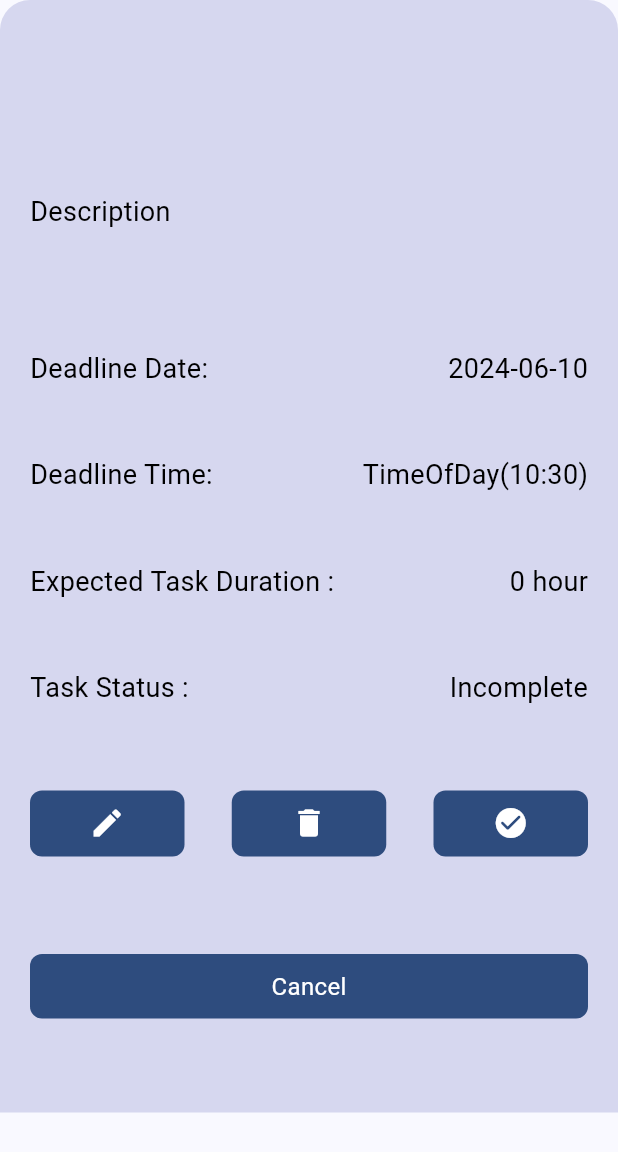
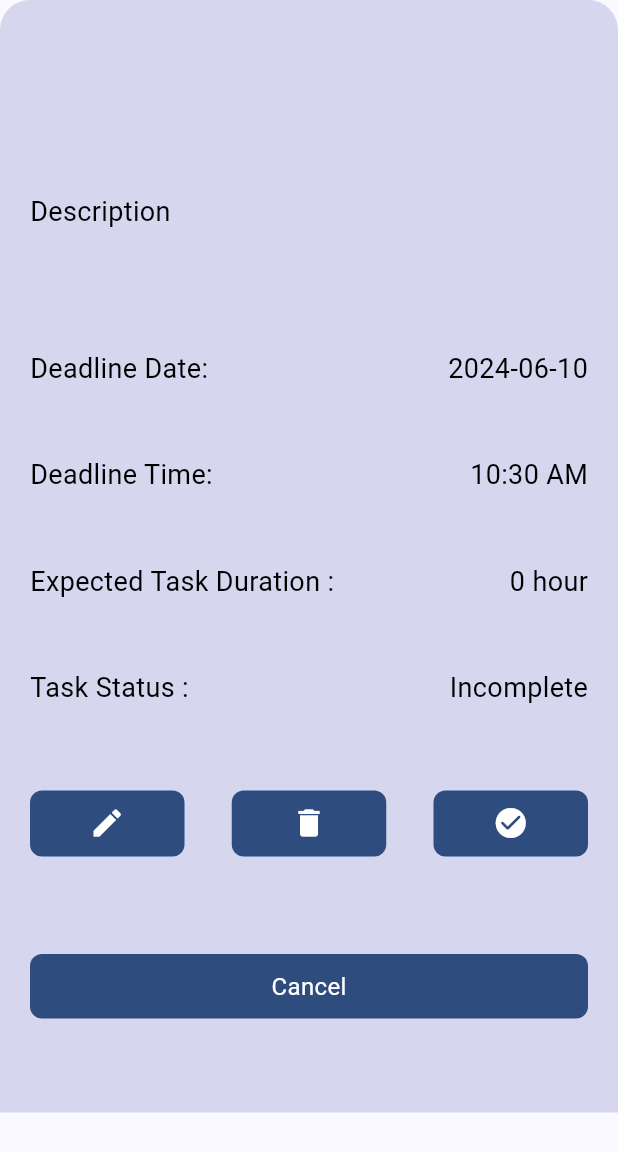
Before and after one commit to Amaljithshaji/FirebaseTodo, a Flutter app: the DetailCard widget shown alone on an empty page, opened directly with empty values, on a phone screen of 412 x 824 dp. Shown: the top 1152 px of the screen. Run offline on Flutter 3.47's test engine with Material 3 defaults, Android fonts, the phone set to English and light mode, and no system bars; our stand-ins replace bloc, cloud_firestore, firebase_auth, firebase_core, flutter_bloc, flutter_local_notifications and 4 more; missing offline and left inert: responsive_grid_list; accounts and stored records are empty.

Commit message:
last commit

```diff
--- a/lib/core/cubit/task_cubit/task_state.dart
+++ b/lib/core/cubit/task_cubit/task_state.dart
@@ -9,9 +9,9 @@ class TaskLoading extends TaskState {}
 
 class TaskSuccess extends TaskState {
   final Task? task;
-  final String message;
 
-  TaskSuccess({this.task,required this.message});
+
+  TaskSuccess({this.task});
 }
 
 class TasksLoaded extends TaskState {
--- a/lib/presentation/home_screen/home_screen.dart
+++ b/lib/presentation/home_screen/home_screen.dart
@@ -65,7 +65,7 @@ class _HomeScreenState extends State<HomeScreen> {
         listener: (context, state) {
           if (state is TaskSuccess) {
             ScaffoldMessenger.of(context).showSnackBar(
-              SnackBar(content: Text(state.message)),
+              SnackBar(content: Text("success")),
             );
           } else if (state is TaskFailure) {
             print(state.message);
--- a/lib/widgets/detail_card.dart
+++ b/lib/widgets/detail_card.dart
@@ -1,3 +1,4 @@
+
 import 'package:base/widgets/custom_button.dart';
 import 'package:flutter/material.dart';
 import 'package:flutter_bloc/flutter_bloc.dart';
@@ -17,7 +18,13 @@ class DetailCard extends StatelessWidget {
   @override
   Widget build(BuildContext context) {
     final deadlineDate = DateFormat('yyyy-MM-dd').format(task.deadlineDate);
-    final String deadlineTime = task.deadlineTime.toString();
+     String formatTimeOfDay(TimeOfDay timeOfDay) {
+  final now = DateTime.now();
+  final dt = DateTime(now.year, now.month, now.day, timeOfDay.hour, timeOfDay.minute);
+  final format = MaterialLocalizations.of(context).formatTimeOfDay(timeOfDay);
+  return format;
+}
+
     final duration = task.expectedDuration.inHours.toString();
     return Container(
       padding: EdgeInsets.symmetric(vertical: 30, horizontal: 20),
@@ -73,7 +80,7 @@ class DetailCard extends StatelessWidget {
                 'Deadline Time:',
                 style: appFont.f18w400Black,
               ),
-              Text(deadlineTime, style: appFont.f18w400Black),
+              Text(formatTimeOfDay(task.deadlineTime), style: appFont.f18w400Black),
             ],
           ),
           Row(
@@ -152,4 +159,5 @@ class DetailCard extends StatelessWidget {
       ),
     );
   }
+
 }
--- a/pubspec.yaml
+++ b/pubspec.yaml
@@ -46,6 +46,7 @@ dependencies:
   flutter_local_notifications: ^17.1.2
   permission_handler: ^11.3.1
   rxdart: ^0.27.7
+  get_storage: ^2.1.1
 
 
 dev_dependencies:
```
Also changed, not shown: lib/core/cubit/task_cubit/task_cubit.dart (+4 -4 lines), lib/main.dart (+8 -0 lines), lib/presentation/add_task/add_task.dart (+9 -1 lines), 2 other files.
